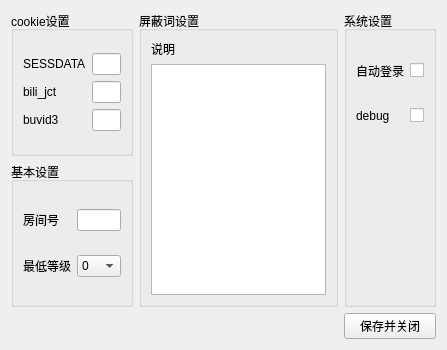
Old version of the form ui/settingswindow.ui in the repository MeowDWing/DanmakuReader.
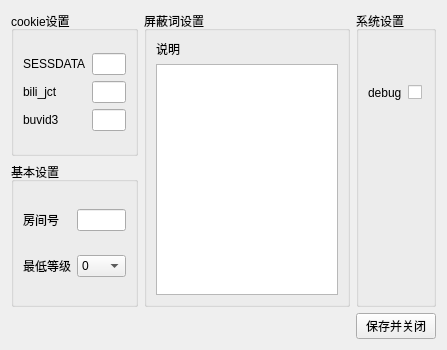
New version of the form.

What changed in the file:
```diff
--- a/ui/settingswindow.ui
+++ b/ui/settingswindow.ui
@@ -235,35 +235,14 @@
       <string>系统设置</string>
      </property>
      <layout class="QGridLayout" name="gridLayout_5">
-      <item row="0" column="1">
-       <widget class="QCheckBox" name="auto_login_check">
-        <property name="text">
-         <string/>
-        </property>
-       </widget>
-      </item>
-      <item row="0" column="0">
-       <widget class="QLabel" name="auto_login">
-        <property name="text">
-         <string>自动登录</string>
-        </property>
-       </widget>
-      </item>
-      <item row="1" column="0">
-       <widget class="QLabel" name="debug">
-        <property name="text">
-         <string>debug</string>
-        </property>
-       </widget>
-      </item>
-      <item row="1" column="1">
+      <item row="0" column="2">
        <widget class="QCheckBox" name="debug_check">
         <property name="text">
          <string/>
         </property>
        </widget>
       </item>
-      <item row="2" column="0">
+      <item row="1" column="0">
        <spacer name="verticalSpacer">
         <property name="orientation">
          <enum>Qt::Vertical</enum>
@@ -279,6 +258,13 @@
         </property>
        </spacer>
       </item>
+      <item row="0" column="0">
+       <widget class="QLabel" name="debug">
+        <property name="text">
+         <string>debug</string>
+        </property>
+       </widget>
+      </item>
      </layout>
     </widget>
    </item>
```
Left out of the diff: 16 changed lines with no effect on the pictures.
